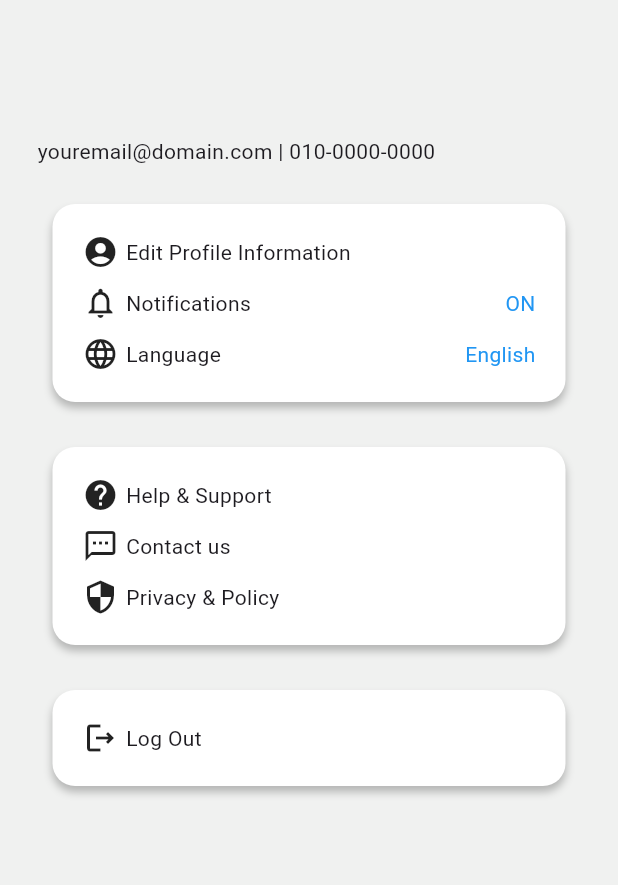
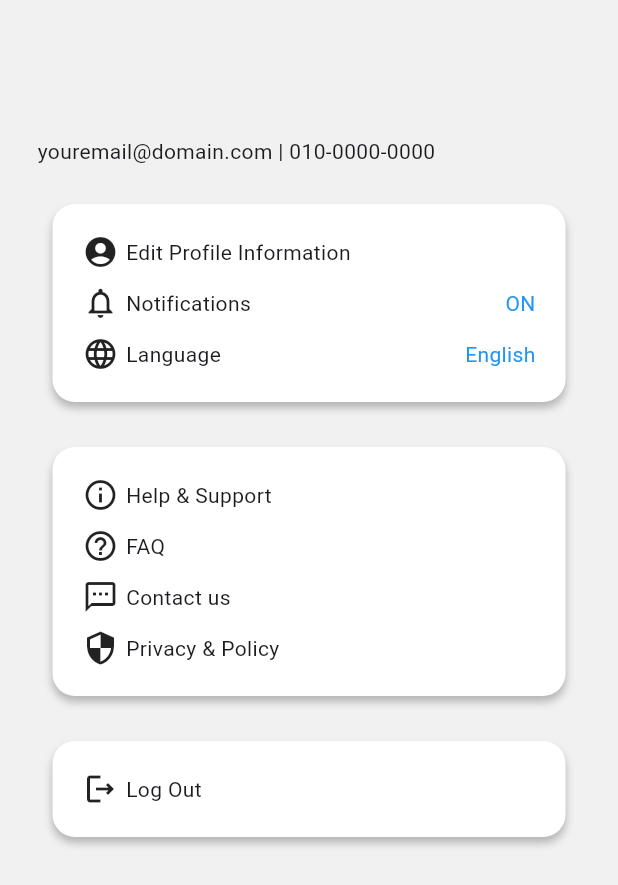
Before and after one commit to teamPKLL/pro_max_ject, a Flutter app: the MyPage screen opened directly, on a phone screen of 412 x 824 dp. Shown: the top 885 px of the screen. Run offline on Flutter 3.47's test engine with Material 3 defaults, Android fonts, the phone set to English and light mode, and no system bars; our stand-ins replace firebase_auth, firebase_core, firebase_database, flutter_dotenv, geolocator, google_sign_in and 4 more; missing offline and left inert: flutter_naver_login, kakao_flutter_sdk, kakao_map_plugin; accounts and stored records are empty.

Commit message:
FAQ 버튼 추가

```diff
--- a/lib/screen/user_page/myPage.dart
+++ b/lib/screen/user_page/myPage.dart
@@ -111,8 +111,12 @@ class MyPage extends StatelessWidget {
                     ContentBox(
                       children: [
                         ContentIconRow(
-                          icon: Icon(Icons.help),
+                          icon: Icon(Icons.info_outline),
                           text: "Help & Support",
+                        ),
+                        ContentIconRow(
+                          icon: Icon(Icons.help_outline),
+                          text: "FAQ",
                         ),
                         ContentIconRow(
                           icon: Icon(Icons.textsms_outlined),
```
